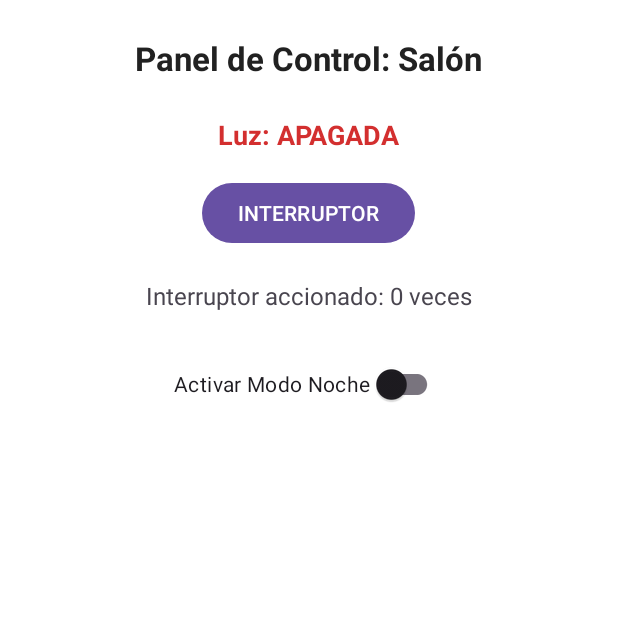
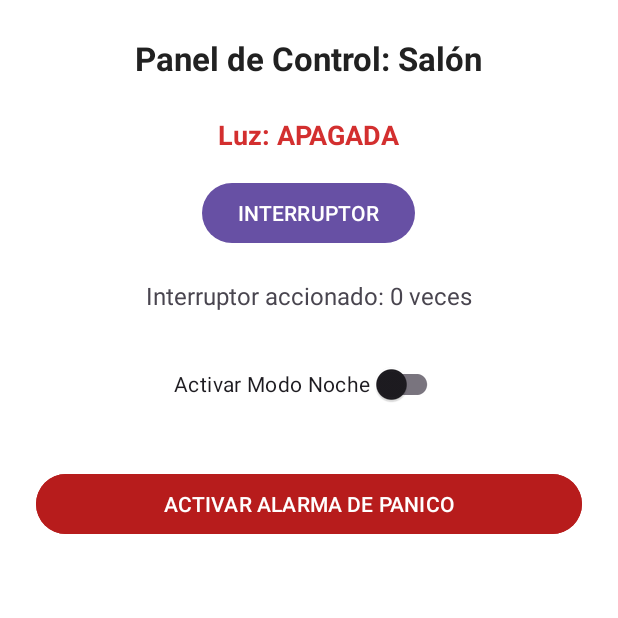
Before and after one commit to hugorayo0/SmartHome-Light, an Android app: the screen it shows after launch (MainActivity), on a phone screen of 412 x 824 dp, the top half of it. Run offline under Robolectric (Android 15) with nearby library versions, the phone set to English and light mode, and no system bars.

Commit message:
feat: boton de panico de emergencia

```diff
--- a/app/src/main/java/com/example/smarthomelight/MainActivity.java
+++ b/app/src/main/java/com/example/smarthomelight/MainActivity.java
@@ -7,7 +7,7 @@ import android.widget.LinearLayout;
 import android.widget.TextView;
 import androidx.appcompat.app.AppCompatActivity;
 import androidx.core.content.ContextCompat;
-
+import android.widget.Toast;
 public class MainActivity extends AppCompatActivity {
 
     private LinearLayout layoutRaiz;
@@ -25,7 +25,9 @@ public class MainActivity extends AppCompatActivity {
     private androidx.appcompat.widget.SwitchCompat switchModoNoche;
     private TextView tvTitulo;
 
-    // TODO RAMA feature/boton-panico: Declarar referencia a btnPanico
+    // Referencia al boton de panico del layout
+    private Button btnPanico;
+
 
     @Override
     protected void onCreate(Bundle savedInstanceState) {
@@ -77,7 +79,16 @@ public class MainActivity extends AppCompatActivity {
                 }
             }
         });
-
-        // TODO RAMA feature/boton-panico: Configurar listener del botón de pánico
+        // Enlazamos la variable con el boton del layout usando su id
+        btnPanico = findViewById(R.id.btnPanico);
+        // Asignamos la accion que se ejecuta al pulsar el boton
+        btnPanico.setOnClickListener(new View.OnClickListener() {
+            // Metodo que se llama cuando se pulsa el boton
+            @Override
+            public void onClick(View v) {
+                // Mostramos el mensaje de emergencia durante un tiempo largo
+                Toast.makeText(MainActivity.this, R.string.toast_alerta_panico, Toast.LENGTH_LONG).show();
+            }
+        });
     }
 }
--- a/app/src/main/res/layout/activity_main.xml
+++ b/app/src/main/res/layout/activity_main.xml
@@ -50,10 +50,13 @@
         android:layout_marginTop="24dp"
         android:text="@string/switch_modo_noche" />
 
-    <!--
-        TODO RAMA feature/boton-panico:
-        Insertar aquí un Button rojo con id 'btnPanico' para
-        disparar una alerta crítica que posteriormente será revertida con git revert.
-    -->
+    <Button
+        android:id="@+id/btnPanico"
+        android:layout_width="match_parent"
+        android:layout_height="wrap_content"
+        android:layout_marginTop="32dp"
+        android:text="@string/btn_panico_text"
+        android:backgroundTint="@color/alerta_panico"
+        android:textColor="#FFFFFF" />
 
 </LinearLayout>
--- a/app/src/main/res/values/strings.xml
+++ b/app/src/main/res/values/strings.xml
@@ -6,4 +6,6 @@
     <string name="btn_interruptor">INTERRUPTOR</string>
     <string name="texto_contador">Interruptor accionado: %1$d veces</string>
     <string name="switch_modo_noche">Activar Modo Noche</string>
+    <string name="btn_panico_text">ACTIVAR ALARMA DE PANICO</string>
+    <string name="toast_alerta_panico">ALARMA ENVIADA A LA CENTRAL DE EMERGENCIAS</string>
 </resources>
```
